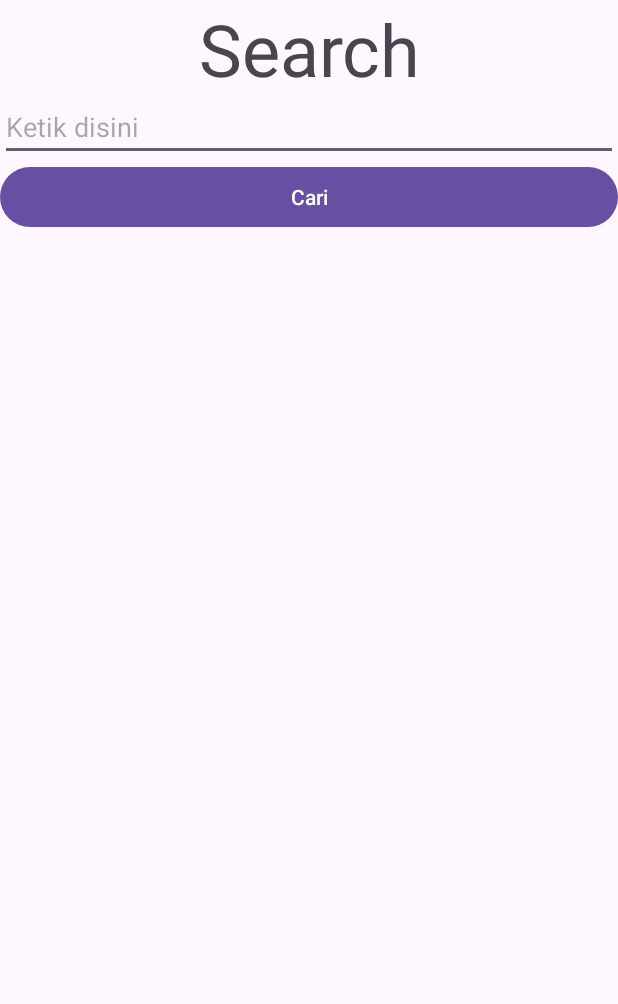
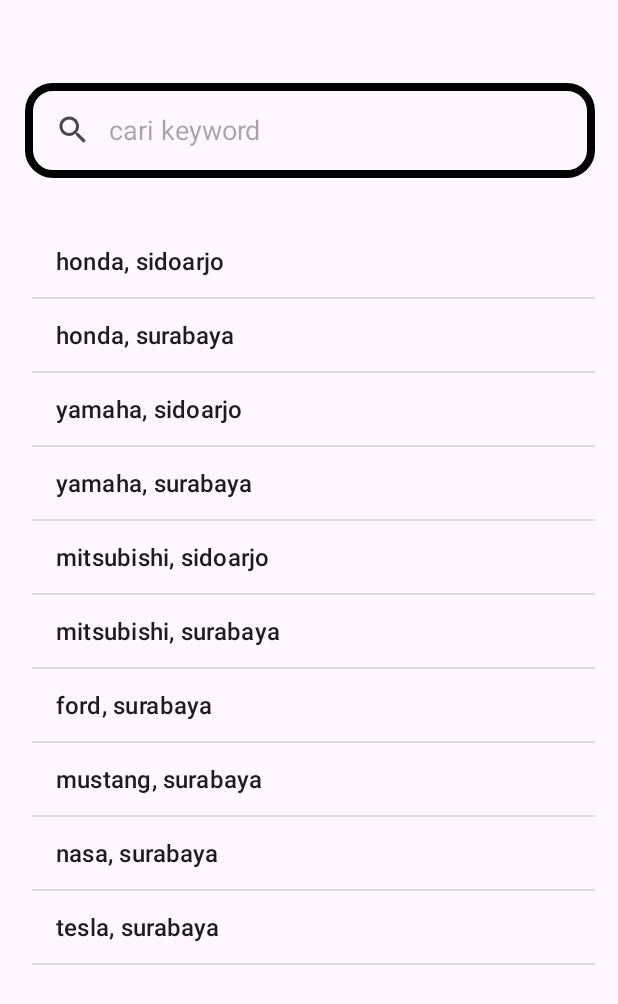
Before and after one commit to PemWeb-1/MobileApp, an Android app: the screen it shows after launch (MainActivity), on a phone screen of 412 x 824 dp. Shown: the top 1004 px of the screen. Run offline under Robolectric (Android 15) with nearby library versions, the phone set to English and light mode, and no system bars.

Commit message:
search filter

```diff
--- a/app/build.gradle.kts
+++ b/app/build.gradle.kts
@@ -1,6 +1,7 @@
 plugins {
     id("com.android.application")
     id("org.jetbrains.kotlin.android")
+    id("kotlin-kapt")
 }
 
 android {
@@ -26,6 +27,13 @@ android {
             )
         }
     }
+
+    buildFeatures{
+
+        viewBinding = true
+
+    }
+
     compileOptions {
         sourceCompatibility = JavaVersion.VERSION_1_8
         targetCompatibility = JavaVersion.VERSION_1_8
@@ -41,6 +49,8 @@ dependencies {
     implementation("androidx.appcompat:appcompat:1.6.1")
     implementation("com.google.android.material:material:1.11.0")
     implementation("androidx.constraintlayout:constraintlayout:2.1.4")
+    implementation("com.google.android.gms:play-services-maps:18.2.0")
+    implementation("com.android.car.ui:car-ui-lib:2.6.0")
     testImplementation("junit:junit:4.13.2")
     androidTestImplementation("androidx.test.ext:junit:1.1.5")
     androidTestImplementation("androidx.test.espresso:espresso-core:3.5.1")
--- a/app/src/main/java/com/example/listview/MainActivity.kt
+++ b/app/src/main/java/com/example/listview/MainActivity.kt
@@ -6,28 +6,57 @@ import android.widget.ArrayAdapter
 import android.widget.Button
 import android.widget.EditText
 import android.widget.ListView
-import com.example.listview.R.id.listView
+import android.widget.SearchView
+import com.example.listview.R.id.lView
+import com.example.listview.databinding.ActivityMainBinding
 
 class MainActivity : AppCompatActivity() {
-    private  var listItems = ArrayList<String>()
+//    private  var listItems = ArrayList<String>()
+
+    lateinit var binding: ActivityMainBinding
+
 
     override fun onCreate(savedInstanceState: Bundle?) {
         super.onCreate(savedInstanceState)
-        setContentView(R.layout.activity_main)
+        binding = ActivityMainBinding.inflate(layoutInflater)
+        setContentView(binding.root)
+//        setContentView(R.layout.activity_main)
 
-        val adapter = ArrayAdapter(this, android.R.layout.simple_list_item_1, listItems)
-        val listView = findViewById<ListView>(R.id.listView)
-        listView.adapter = adapter
+        val bengkel = arrayOf("honda, sidoarjo", "honda, surabaya", "yamaha, sidoarjo", "yamaha, surabaya", "mitsubishi, sidoarjo", "mitsubishi, surabaya", "ford, surabaya", "mustang, surabaya", "nasa, surabaya", "tesla, surabaya")
 
-        val button = findViewById<Button>(R.id.button)
-        button.setOnClickListener {
-            val editText = findViewById<EditText>(R.id.editText)
-            val text = editText.text.toString()
-            if(text.isNotEmpty()) {
-                listItems.add(text)
-                adapter.notifyDataSetChanged()
-                editText.text.clear()
+        val adapter = ArrayAdapter(this, android.R.layout.simple_list_item_1,
+            bengkel)
+//        val listView = findViewById<ListView>(R.id.lView)
+//        listView.adapter = adapter
+
+        binding.lView.adapter = adapter
+
+        binding.sView.setOnQueryTextListener(object : SearchView.OnQueryTextListener{
+            override fun onQueryTextSubmit(query: String?): Boolean {
+                binding.sView.clearFocus()
+                if (bengkel.contains(query)){
+
+                    adapter.filter.filter(query)
+                }
+                return false
             }
-        }
+
+            override fun onQueryTextChange(newText: String?): Boolean {
+                adapter.filter.filter(newText)
+                return false
+            }
+
+        })
+
+//        val button = findViewById<Button>(R.id.button)
+//        button.setOnClickListener {
+//            val editText = findViewById<EditText>(R.id.editText)
+//            val text = editText.text.toString()
+//            if(text.isNotEmpty()) {
+//                listItems.add(text)
+//                adapter.notifyDataSetChanged()
+//                editText.text.clear()
+//            }
+//        }
     }
 }
--- /dev/null
+++ b/app/src/main/res/drawable/searchview_background.xml
@@ -0,0 +1,11 @@
+<?xml version="1.0" encoding="utf-8"?>
+<shape xmlns:android="http://schemas.android.com/apk/res/android"
+    android:shape="rectangle">
+
+    <corners
+        android:radius="16dp"/>
+    <stroke
+        android:color="@color/black"
+        android:width="5dp"/>
+
+</shape>
--- a/app/src/main/res/layout/activity_main.xml
+++ b/app/src/main/res/layout/activity_main.xml
@@ -1,40 +1,38 @@
 <?xml version="1.0" encoding="utf-8"?>
-<LinearLayout xmlns:android="http://schemas.android.com/apk/res/android"
+<androidx.constraintlayout.widget.ConstraintLayout xmlns:android="http://schemas.android.com/apk/res/android"
     xmlns:app="http://schemas.android.com/apk/res-auto"
     xmlns:tools="http://schemas.android.com/tools"
     android:layout_width="match_parent"
     android:layout_height="match_parent"
-    android:orientation="vertical"
     tools:context=".MainActivity">
 
-    <TextView
-        android:id="@+id/Text1"
-        android:layout_width="match_parent"
-        android:layout_height="62dp"
-        android:text="Search"
-        android:textAlignment="center"
-        android:textSize="48sp"
+
+    <ListView
+        android:id="@+id/lView"
+        android:layout_width="375dp"
+        android:layout_height="540dp"
+        android:layout_marginTop="31dp"
         app:layout_constraintBottom_toBottomOf="parent"
         app:layout_constraintEnd_toEndOf="parent"
+        app:layout_constraintHorizontal_bias="0.583"
         app:layout_constraintStart_toStartOf="parent"
-        app:layout_constraintTop_toTopOf="parent" />
+        app:layout_constraintTop_toBottomOf="@+id/sView"
+        app:layout_constraintVertical_bias="0.0" />
 
-    <EditText
-        android:id="@+id/editText"
-        android:layout_width="match_parent"
-        android:layout_height="wrap_content"
-        android:ems="10"
-        android:hint="Ketik disini" />
+    <SearchView
+        android:id="@+id/sView"
+        android:layout_width="380dp"
+        android:layout_height="63dp"
+        android:background="@drawable/searchview_background"
+        android:iconifiedByDefault="false"
+        android:queryBackground="@android:color/transparent"
+        android:queryHint="cari keyword"
+        app:layout_constraintBottom_toBottomOf="parent"
+        app:layout_constraintEnd_toEndOf="parent"
+        app:layout_constraintHorizontal_bias="0.516"
+        app:layout_constraintStart_toStartOf="parent"
+        app:layout_constraintTop_toTopOf="parent"
+        app:layout_constraintVertical_bias="0.073" />
 
-    <Button
-        android:id="@+id/button"
-        android:layout_width="match_parent"
-        android:layout_height="wrap_content"
-        android:text="Cari" />
 
-    <ListView
-        android:id="@+id/listView"
-        android:layout_width="match_parent"
-        android:layout_height="match_parent" />
-
-</LinearLayout>
+</androidx.constraintlayout.widget.ConstraintLayout>
--- a/build.gradle.kts
+++ b/build.gradle.kts
@@ -1,4 +1,13 @@
+import org.jetbrains.kotlin.gradle.targets.js.nodejs.NodeJsRootPlugin.Companion.kotlinNodeJsExtension
+
 // Top-level build file where you can add configuration options common to all sub-projects/modules.
+buildscript{
+    repositories{
+        google()
+        mavenCentral()
+    }
+}
+
 plugins {
     id("com.android.application") version "8.2.2" apply false
     id("org.jetbrains.kotlin.android") version "1.9.22" apply false
```
